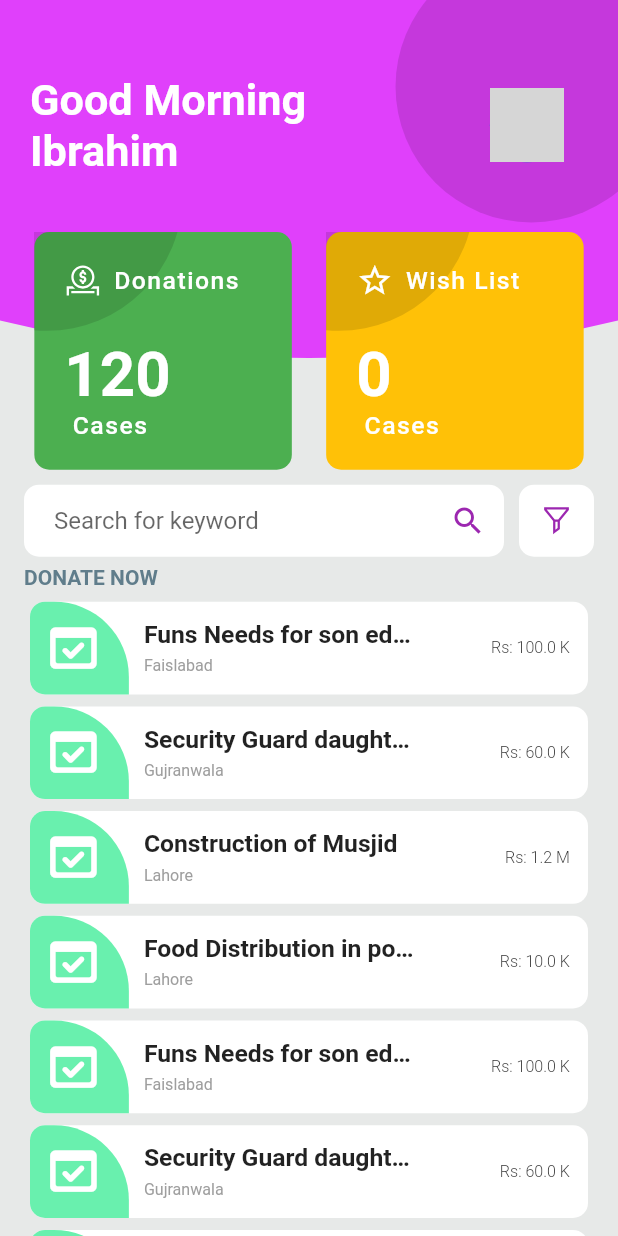
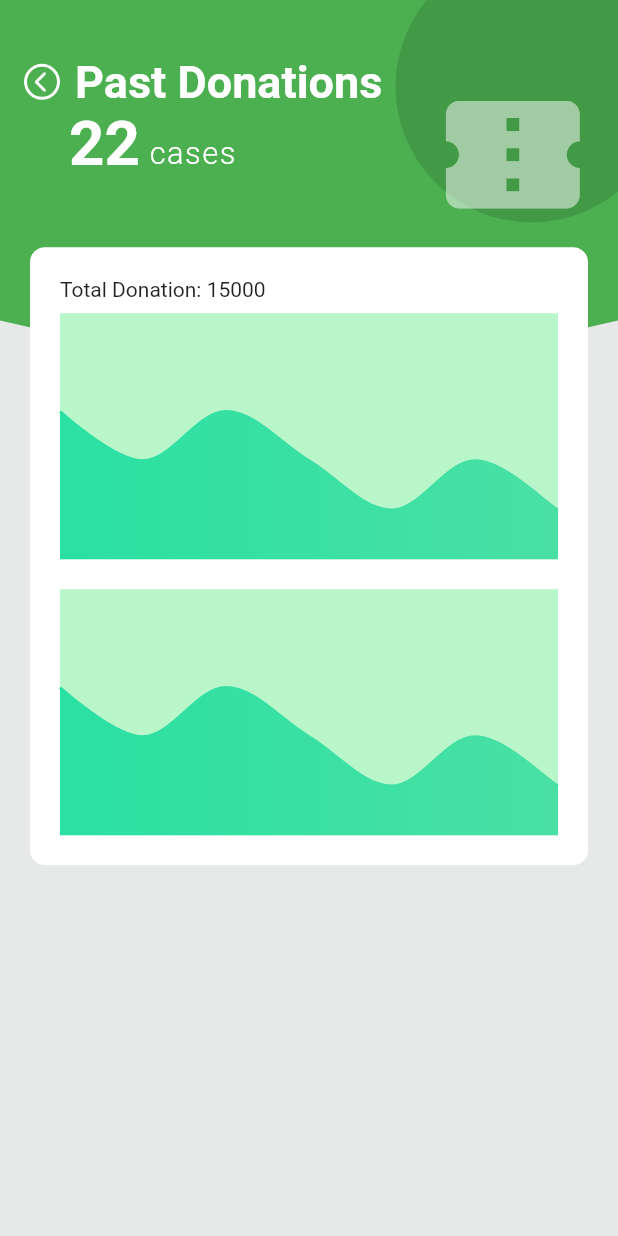
Before and after one commit to askabdulhaseeb/donation-app, a Flutter app: the screen it shows after launch, after a tap on "Donations", on a phone screen of 412 x 824 dp. Run offline on Flutter 3.47's test engine with Material 2 defaults, Android fonts, the phone set to English and light mode, and no system bars; drawn by our look-alikes of fl_chart, flutter_slidable; our stand-ins replace line_icons; network calls fail; grey boxes are pictures that could not be loaded.

Commit message:
add chart

```diff
--- a/lib/main.dart
+++ b/lib/main.dart
@@ -1,4 +1,5 @@
 import 'package:donation_app/providers/donation_cases_provider.dart';
+import 'package:donation_app/screens/pastDonationScreen/past_donation_screen.dart';
 import 'package:donation_app/screens/wishListScreen/wish_list_screen.dart';
 import 'package:flutter/material.dart';
 import 'package:provider/provider.dart';
@@ -29,6 +30,7 @@ class MyApp extends StatelessWidget {
         routes: <String, Widget Function(BuildContext)>{
           HomePage.routeName: (_) => const HomePage(),
           WishListScreen.routeName: (_) => WishListScreen(),
+          PastDonationScreen.routeName: (_) => PastDonationScreen(),
         },
       ),
     );
--- a/lib/screens/homeScreen/home_screen.dart
+++ b/lib/screens/homeScreen/home_screen.dart
@@ -1,6 +1,7 @@
 import 'package:donation_app/models/donation_cases.dart';
 import 'package:donation_app/providers/donation_cases_provider.dart';
 import 'package:donation_app/screens/homeScreen/donation_tile_widget.dart';
+import 'package:donation_app/screens/pastDonationScreen/past_donation_screen.dart';
 import 'package:donation_app/screens/widgets/custom_appbar_background.dart';
 import 'package:donation_app/screens/widgets/custom_dark_background_circle.dart';
 import 'package:donation_app/screens/widgets/custom_search_textformfield.dart';
@@ -63,7 +64,10 @@ class _HomePageState extends State<HomePage> {
                         title: 'Donations',
                         numberOfCases: 120,
                         backgroundColor: Colors.green,
-                        onTap: () {},
+                        onTap: () {
+                          Navigator.of(context)
+                              .pushNamed(PastDonationScreen.routeName);
+                        },
                       ),
                       CustomCardWidget(
                         icon: Icons.star_border_outlined,
--- /dev/null
+++ b/lib/screens/pastDonationScreen/donation_bar_chart.dart
@@ -0,0 +1,16 @@
+import 'package:fl_chart/fl_chart.dart';
+import 'package:flutter/material.dart';
+
+class DonationBarChart extends StatefulWidget {
+  const DonationBarChart({Key? key}) : super(key: key);
+
+  @override
+  _DonationBarChartState createState() => _DonationBarChartState();
+}
+
+class _DonationBarChartState extends State<DonationBarChart> {
+  @override
+  Widget build(BuildContext context) {
+    return const SizedBox();
+  }
+}
--- /dev/null
+++ b/lib/screens/pastDonationScreen/donation_chart.dart
@@ -0,0 +1,54 @@
+import 'package:fl_chart/fl_chart.dart';
+import 'package:flutter/material.dart';
+
+class DonationChart extends StatefulWidget {
+  const DonationChart({Key? key}) : super(key: key);
+
+  @override
+  _DonationChartState createState() => _DonationChartState();
+}
+
+class _DonationChartState extends State<DonationChart> {
+  final List<Color> _colors = const <Color>[
+    Color(0xFF2AE0A3),
+    Color(0xFF4AE0A3),
+  ];
+  @override
+  Widget build(BuildContext context) {
+    return SizedBox(
+      height: 100,
+      child: LineChart(
+        LineChartData(
+          minX: 0,
+          maxX: 6,
+          minY: 0,
+          maxY: 5,
+          titlesData: FlTitlesData(show: false),
+          gridData: FlGridData(show: false),
+          borderData: FlBorderData(show: false),
+          backgroundColor: Colors.greenAccent[100],
+          lineBarsData: <LineChartBarData>[
+            LineChartBarData(
+              spots: <FlSpot>[
+                FlSpot(0, 3),
+                FlSpot(1, 2),
+                FlSpot(2, 3),
+                FlSpot(3, 2),
+                FlSpot(4, 1),
+                FlSpot(5, 2),
+                FlSpot(6, 1),
+              ],
+              isCurved: true,
+              colors: _colors,
+              dotData: FlDotData(show: false),
+              belowBarData: BarAreaData(
+                show: true,
+                colors: _colors,
+              ),
+            ),
+          ],
+        ),
+      ),
+    );
+  }
+}
--- /dev/null
+++ b/lib/screens/pastDonationScreen/past_donation_screen.dart
@@ -0,0 +1,106 @@
+import 'package:donation_app/screens/pastDonationScreen/donation_chart.dart';
+import 'package:donation_app/screens/widgets/custom_appbar_background.dart';
+import 'package:donation_app/screens/widgets/custom_appbar_with_title_and_pop_button.dart';
+import 'package:donation_app/screens/widgets/custom_dark_background_circle.dart';
+import 'package:flutter/material.dart';
+
+class PastDonationScreen extends StatelessWidget {
+  PastDonationScreen({Key? key}) : super(key: key);
+  static const String routeName = '/PastDonationScreen';
+  final TextEditingController _search = TextEditingController();
+
+  @override
+  Widget build(BuildContext context) {
+    final Size size = MediaQuery.of(context).size;
+    return Scaffold(
+      body: Stack(
+        children: <Widget>[
+          const SizedBox(height: double.infinity, width: double.infinity),
+          _appBar(size),
+          Positioned(
+            top: size.height * 0.2,
+            left: 20,
+            right: 20,
+            child: Container(
+              padding: const EdgeInsets.all(20),
+              width: double.infinity,
+              height: size.height / 2,
+              decoration: BoxDecoration(
+                borderRadius: BorderRadius.circular(10),
+                color: Colors.white,
+              ),
+              child: Column(
+                crossAxisAlignment: CrossAxisAlignment.start,
+                children: const <Widget>[
+                  Text('Total Donation: 15000'),
+                  SizedBox(height: 8),
+                  Expanded(child: DonationChart()),
+                  SizedBox(height: 20),
+                  Expanded(child: DonationChart()),
+                ],
+              ),
+            ),
+          ),
+        ],
+      ),
+    );
+  }
+
+  Stack _appBar(Size size) {
+    return Stack(
+      children: <Widget>[
+        const CustomAppBarBackbround(backgroundColor: Colors.green),
+        Positioned(
+          top: size.width * 0.09,
+          left: 16,
+          child: Column(
+            crossAxisAlignment: CrossAxisAlignment.start,
+            children: <Widget>[
+              const CustomAppBarWithTitleAndPopPageButton(
+                title: 'Past Donations',
+                backgroundColor: Colors.green,
+              ),
+              Row(
+                crossAxisAlignment: CrossAxisAlignment.end,
+                children: <Widget>[
+                  const SizedBox(width: 30),
+                  Text(
+                    '22',
+                    style: TextStyle(
+                      fontSize: size.width * 0.1,
+                      fontWeight: FontWeight.bold,
+                      color: Colors.white,
+                    ),
+                  ),
+                  Padding(
+                    padding: const EdgeInsets.all(6),
+                    child: Text(
+                      'cases',
+                      style: TextStyle(
+                        color: Colors.white,
+                        fontWeight: FontWeight.w300,
+                        fontSize: size.width * 0.05,
+                        letterSpacing: 1,
+                      ),
+                    ),
+                  ),
+                ],
+              ),
+            ],
+          ),
+        ),
+        Positioned(
+          right: -size.height * 0.04,
+          top: -size.height * 0.1,
+          child: CustomDarkBackgroundCircle(
+            child: Icon(
+              Icons.confirmation_num,
+              size: size.width * 0.26,
+              color: Colors.white,
+            ),
+          ),
+        )
+      ],
+    );
+  }
+}
--- a/pubspec.yaml
+++ b/pubspec.yaml
@@ -15,6 +15,8 @@ dependencies:
   line_icons: ^2.0.1
   provider: ^5.0.0
   flutter_slidable: ^0.6.0
+  fl_chart: ^0.36.3
+
   cupertino_icons: ^1.0.2
 
   lint: ^1.5.3
```
Also changed, not shown: pubspec.lock.
